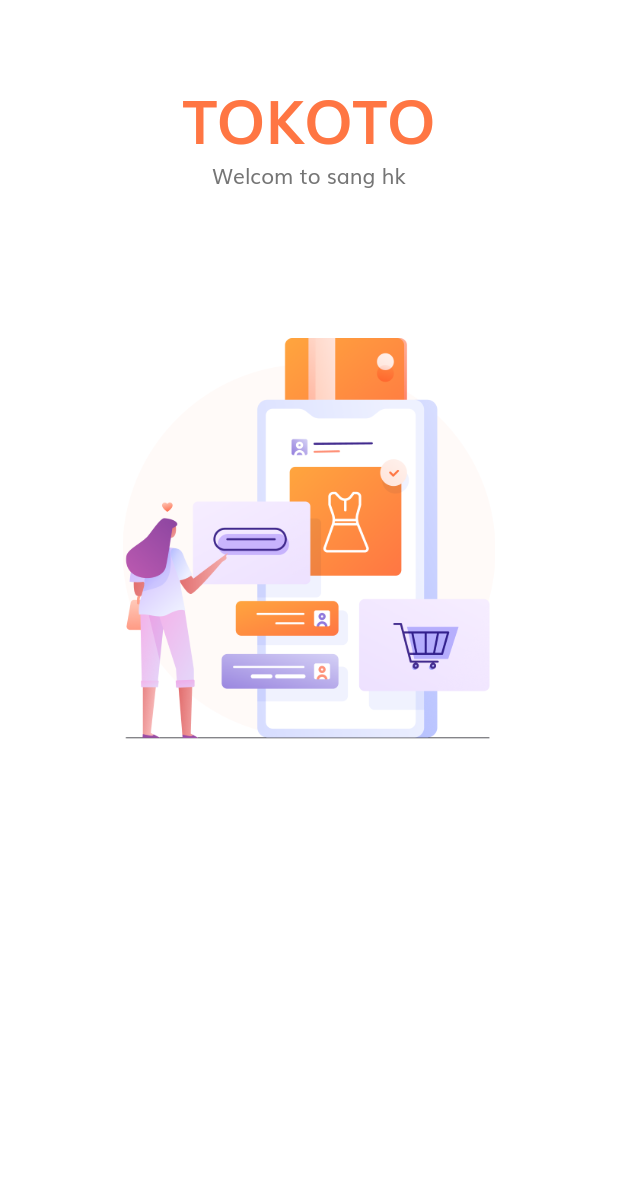
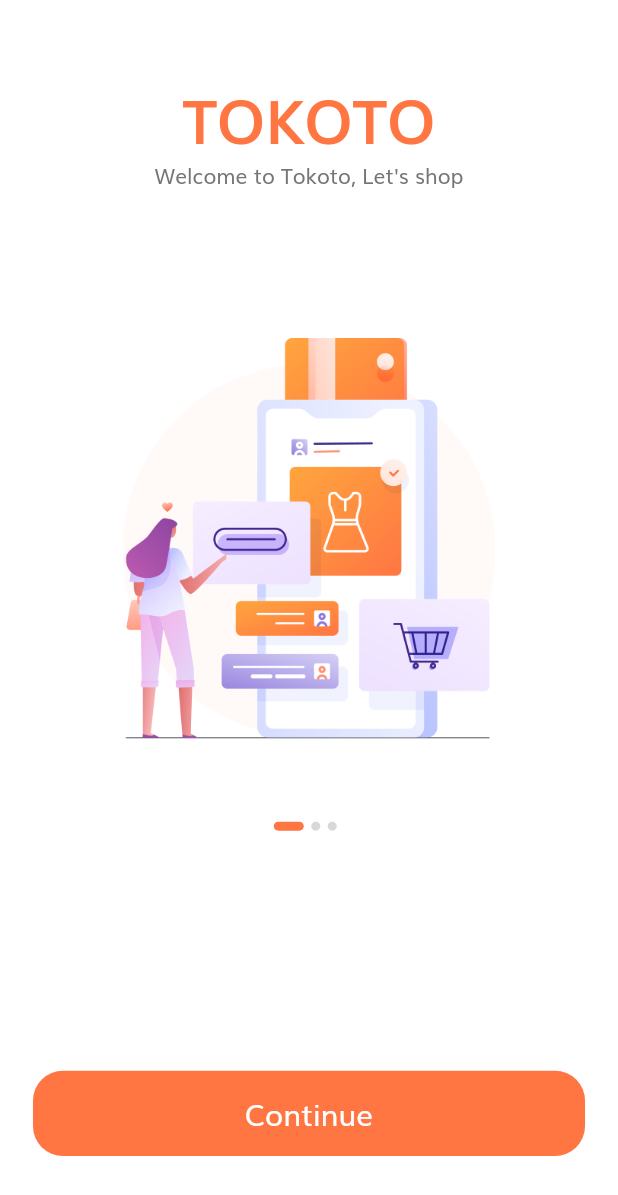
Before and after one commit to sanghk38/shop_ecommerce, a Flutter app: the screen it shows after launch, on a phone screen of 412 x 824 dp. Shown: the top 1195 px of the screen. Run offline on Flutter 3.47's test engine with Material 2 defaults, Android fonts, the light colour scheme and no system bars; missing offline and left inert: dart:js.

Commit message:
pull code

```diff
--- /dev/null
+++ b/lib/components/default_button.dart
@@ -0,0 +1,38 @@
+import 'package:flutter/material.dart';
+
+import '../constants.dart';
+import '../size_config.dart';
+
+class DefaultButton extends StatelessWidget {
+  const DefaultButton({
+    Key? key,
+    this.text,
+    this.press,
+  }) : super(key: key);
+  final String? text;
+  final Function? press;
+
+  @override
+  Widget build(BuildContext context) {
+    return SizedBox(
+      width: double.infinity,
+      height: getProportionateScreenHeight(56),
+      child: TextButton(
+        style: TextButton.styleFrom(
+          shape:
+          RoundedRectangleBorder(borderRadius: BorderRadius.circular(20)),
+          primary: Colors.white,
+          backgroundColor: kPrimaryColor,
+        ),
+        onPressed: press as void Function()?,
+        child: Text(
+          text!,
+          style: TextStyle(
+            fontSize: getProportionateScreenWidth(18),
+            color: Colors.white,
+          ),
+        ),
+      ),
+    );
+  }
+}
--- a/lib/main.dart
+++ b/lib/main.dart
@@ -1,5 +1,6 @@
 import 'package:flutter/material.dart';
 import 'package:shop_ecommerce/constants.dart';
+import 'package:shop_ecommerce/routs.dart';
 import 'package:shop_ecommerce/screen/splash/splash_screen.dart';
 
 void main() {
@@ -24,7 +25,9 @@
         ),
         visualDensity: VisualDensity.adaptivePlatformDensity
       ),
-      home: const SplashScreen(),
+      // home: const SplashScreen(),
+      initialRoute: SplashScreen.routerName,
+      routes: routes,
     );
   }
 }
--- /dev/null
+++ b/lib/routs.dart
@@ -0,0 +1,9 @@
+import 'dart:js';
+
+import 'package:flutter/material.dart';
+import 'package:shop_ecommerce/screen/splash/splash_screen.dart';
+
+
+final Map<String, WidgetBuilder> routes = {
+  SplashScreen.routerName : (context) => SplashScreen(),
+};
--- a/lib/screen/splash/components/body.dart
+++ b/lib/screen/splash/components/body.dart
@@ -1,10 +1,34 @@
 import 'package:flutter/material.dart';
 import 'package:shop_ecommerce/constants.dart';
+import 'package:shop_ecommerce/screen/splash/components/splash_content.dart';
 import 'package:shop_ecommerce/size_config.dart';
 
-class Body extends StatelessWidget {
+import '../../../components/default_button.dart';
+import '../components/splash_content.dart';
+
+class Body extends StatefulWidget {
   const Body({Key? key}) : super(key: key);
 
+  @override
+  State<Body> createState() => _BodyState();
+}
+
+class _BodyState extends State<Body> {
+  int currentPage = 0;
+  List<Map<String,String>> splashData = [
+    {
+      "text" : "Welcome to Tokoto, Let's shop",
+      "image" : "assets/images/splash_1.png"
+    },
+    {
+      "text" : "We help people conect with store ",
+      "image": "assets/images/splash_2.png"
+    },
+    {
+      "text" : "We show the easy way to shop",
+      "image" : "assets/images/splash_3.png"
+    },
+  ];
   @override
   Widget build(BuildContext context) {
     return SafeArea(
@@ -13,33 +37,60 @@
         child: Column(
           children: <Widget>[
             Expanded(
-                flex: 3,
+              flex: 3,
+              child: PageView.builder(
+                onPageChanged: (value) {
+                  setState(() {
+                    currentPage = value;
+                  });
+                },
+                itemCount: splashData.length,
+                itemBuilder: (context, index) => SplashContent(
+                  image: splashData[index]["image"].toString(),
+                  text: splashData[index]['text'].toString(),
+                ),
+              ),
+            ),
+            Expanded(
+              flex: 2,
+              child: Padding(
+                padding: EdgeInsets.symmetric(
+                    horizontal: getProportionateScreenWidth(20)),
                 child: Column(
                   children: <Widget>[
                     Spacer(),
-                    Text(
-                      "TOKOTO",
-                      style: TextStyle(
-                          fontSize: getProportionateScreenWidth(36),
-                          color: kPrimaryColor,
-                          fontWeight: FontWeight.bold),
+                    Row(
+                      mainAxisAlignment: MainAxisAlignment.center,
+                      children: List.generate(
+                        splashData.length,
+                            (index) => buildDot(index: index),
+                      ),
                     ),
-                    Text("Welcom to sang hk"),
-                    Spacer(flex: 2,),
-                    Image.asset(
-                      "assets/images/splash_1.png",
-                      height: getProportionateScreenHeight(265),
-                      width: getProportionateScreenWidth(235),
+                    Spacer(flex: 3),
+                    DefaultButton(
+                      text: "Continue",
+                      press: () {},
                     ),
+                    Spacer(),
                   ],
-                )),
-            Expanded(
-              flex: 2,
-              child: SizedBox(),
-            )
+                ),
+              ),
+            ),
           ],
         ),
       ),
     );
   }
+  AnimatedContainer buildDot({int? index}) {
+    return AnimatedContainer(
+      duration: kAnimationDuration,
+      margin: EdgeInsets.only(right: 5),
+      height: 6,
+      width: currentPage == index ? 20 : 6,
+      decoration: BoxDecoration(
+        color: currentPage == index ? kPrimaryColor : Color(0xFFD8D8D8),
+        borderRadius: BorderRadius.circular(3),
+      ),
+    );
+  }
 }
--- /dev/null
+++ b/lib/screen/splash/components/splash_content.dart
@@ -0,0 +1,35 @@
+import 'package:flutter/material.dart';
+
+import '../../../constants.dart';
+import '../../../size_config.dart';
+
+class SplashContent extends StatelessWidget {
+  const SplashContent({
+    Key? key,
+    required this.text,
+    required this.image
+  }) : super(key: key);
+  final String text, image;
+  @override
+  Widget build(BuildContext context) {
+    return Column(
+      children: <Widget>[
+        Spacer(),
+        Text(
+          "TOKOTO",
+          style: TextStyle(
+              fontSize: getProportionateScreenWidth(36),
+              color: kPrimaryColor,
+              fontWeight: FontWeight.bold),
+        ),
+        Text(text),
+        Spacer(flex: 2,),
+        Image.asset(image
+          ,
+          height: getProportionateScreenHeight(265),
+          width: getProportionateScreenWidth(235),
+        ),
+      ],
+    );
+  }
+}
--- a/lib/screen/splash/splash_screen.dart
+++ b/lib/screen/splash/splash_screen.dart
@@ -3,6 +3,7 @@
 import 'package:shop_ecommerce/size_config.dart';
 
 class SplashScreen extends StatelessWidget {
+  static String routerName = "/spllash";
   const SplashScreen({Key? key}) : super(key: key);
 
   @override
```
